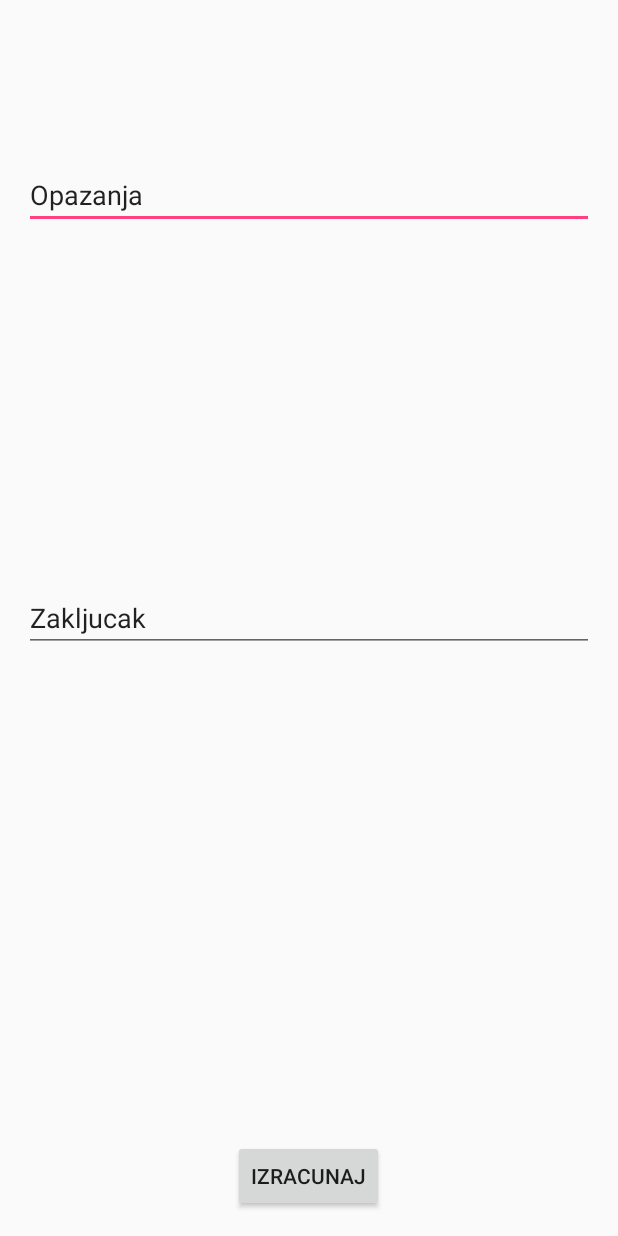
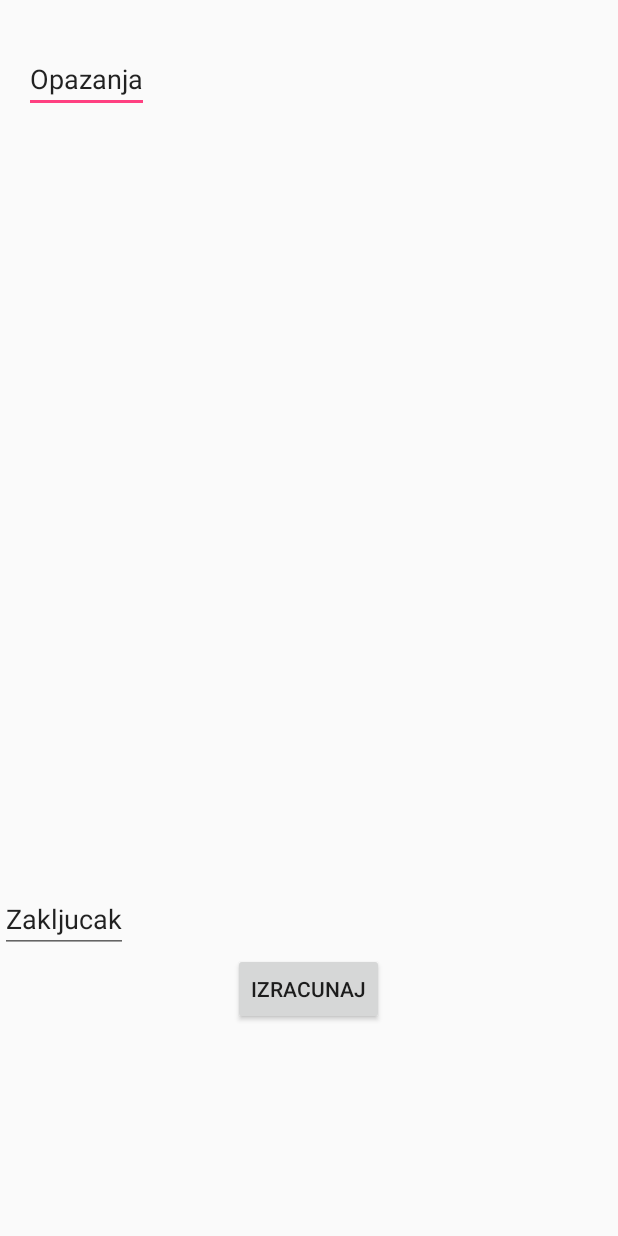
Before and after one commit to silernenad/Faktor_izvesnosti, an Android app: the Ostalo screen opened directly, with no data from a screen before it, on a phone screen of 412 x 824 dp. Run offline under Robolectric (Android 15) with nearby library versions, the phone set to English and light mode, and no system bars.

Commit message:
neke izmene

```diff
--- a/app/src/main/java/com/example/user/faktorizvesnosti/Zakljucak.java
+++ b/app/src/main/java/com/example/user/faktorizvesnosti/Zakljucak.java
@@ -15,7 +15,7 @@ public class Zakljucak{
     public Zakljucak(String naziv) {
         this.naziv = naziv;
     }
-//proba gita
+
     public String getNaziv(){return naziv;}
     public double getFaktorI(){return CF;}
     public double getMB(){return MB;}
--- a/app/src/main/res/layout/content_ostalo.xml
+++ b/app/src/main/res/layout/content_ostalo.xml
@@ -1,34 +1,58 @@
 <?xml version="1.0" encoding="utf-8"?>
-<RelativeLayout xmlns:android="http://schemas.android.com/apk/res/android"
-    xmlns:tools="http://schemas.android.com/tools"
-    xmlns:app="http://schemas.android.com/apk/res-auto" android:layout_width="match_parent"
-    android:layout_height="match_parent" android:paddingLeft="@dimen/activity_horizontal_margin"
+
+<LinearLayout
+
+    xmlns:android="http://schemas.android.com/apk/res/android"
+    android:layout_height="match_parent"
+    android:layout_width="match_parent"
+    android:orientation="vertical"
+    android:gravity="bottom"
+    android:weightSum="1">
+
+    <ScrollView
+        xmlns:android="http://schemas.android.com/apk/res/android"
+        android:layout_height="250dp"
+        android:layout_width="match_parent"
+        android:layout_weight="0.96">
+
+<LinearLayout
+
+    android:layout_width="match_parent"
+    android:layout_height="309dp" android:paddingLeft="@dimen/activity_horizontal_margin"
     android:paddingRight="@dimen/activity_horizontal_margin"
     android:paddingTop="@dimen/activity_vertical_margin"
     android:paddingBottom="@dimen/activity_vertical_margin"
-    app:layout_behavior="@string/appbar_scrolling_view_behavior"
-    tools:showIn="@layout/activity_ostalo" tools:context="com.example.user.faktorizvesnosti.Ostalo">
 
-    <Button
-        android:layout_width="wrap_content"
-        android:layout_height="wrap_content"
-        android:text="Izracunaj"
-        android:id="@+id/button3"
-        android:layout_alignParentBottom="true"
-        android:layout_centerHorizontal="true"
-        android:onClick="onClick" />
+    android:gravity="top"
+    >
 
     <EditText
         android:layout_width="wrap_content"
         android:layout_height="wrap_content"
         android:id="@+id/opazanjaInput"
         android:layout_alignParentTop="true"
-        android:layout_marginTop="91dp"
         android:layout_alignParentRight="true"
         android:layout_alignParentEnd="true"
         android:layout_alignParentLeft="true"
         android:layout_alignParentStart="true"
-        android:text="Opazanja" />
+        android:text="Opazanja"
+
+        />
+
+
+</LinearLayout>
+    </ScrollView>
+
+
+
+  <LinearLayout
+
+  android:layout_height="234dp"
+  android:layout_width="match_parent"
+  android:orientation="vertical"
+  android:gravity="top">
+
+
 
     <EditText
         android:layout_width="wrap_content"
@@ -41,4 +65,17 @@
         android:layout_alignParentStart="true"
         android:text="Zakljucak" />
 
-</RelativeLayout>
+      <Button
+          android:layout_width="wrap_content"
+          android:layout_height="wrap_content"
+          android:text="Izracunaj"
+          android:id="@+id/button3"
+          android:layout_alignParentBottom="true"
+          android:layout_centerHorizontal="true"
+          android:onClick="onClick"
+          android:layout_gravity="center_horizontal"
+
+          android:layout_marginBottom="10dp" />
+
+</LinearLayout>
+    </LinearLayout>
```
Also changed, not shown: app/src/main/res/layout/content_resenje.xml (+32 -15 lines).
